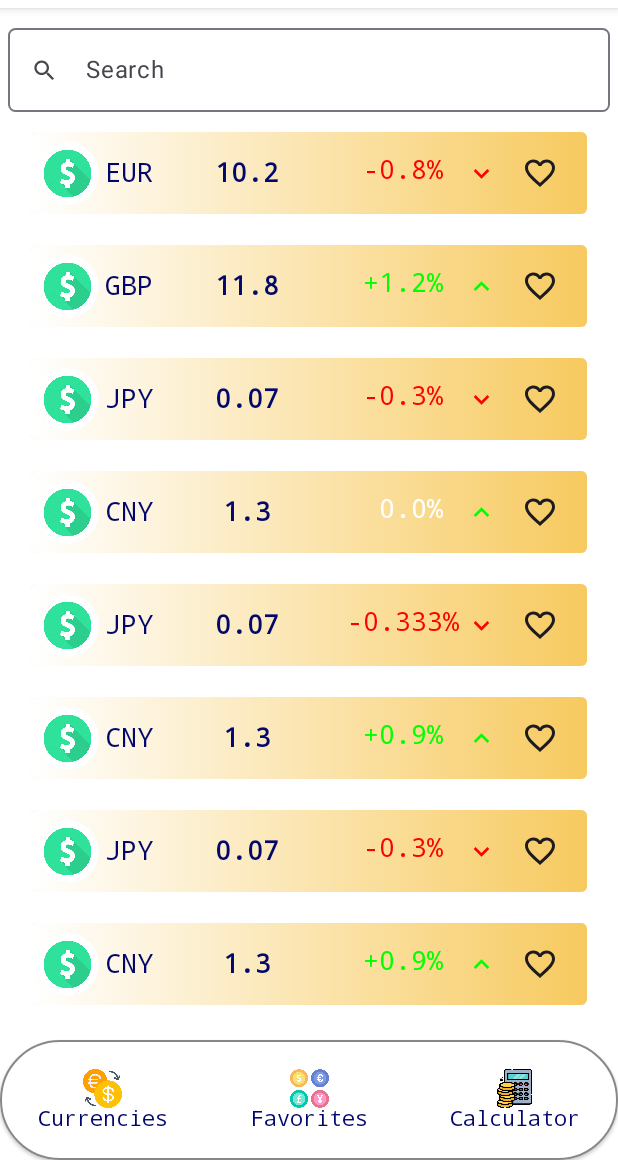
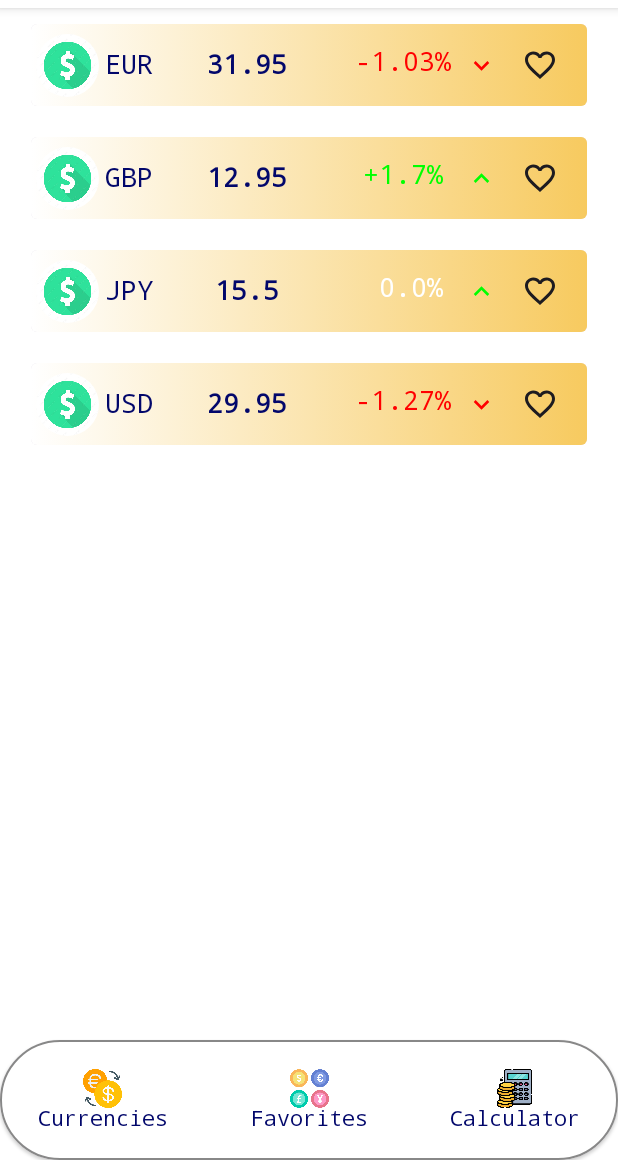
Before and after one commit to kerimsenturk5734/App-Live-Currency, an Android app built with Jetpack Compose: the screen it shows after launch (MainActivity), on a phone screen of 412 x 824 dp, the part 76-1236 px from its top. Run offline under Robolectric (Android 15) with nearby library versions, the phone set to English and light mode, and no system bars; our stand-ins replace Room's generated code, livedata-compose; libraries missing offline, so code that uses them is left out: coil.decode; pictures from the network do not load; 1 statement that could not run was skipped.

Commit message:
live currencies bound to currency card list

```diff
--- a/app/build.gradle
+++ b/app/build.gradle
@@ -83,4 +83,7 @@ dependencies {
     def room_version = "2.6.1"
     implementation "androidx.room:room-ktx:$room_version"
     kapt "androidx.room:room-compiler:$room_version"
+
+    //Live data observation
+    implementation "androidx.compose.runtime:runtime-livedata"
 }
--- a/app/src/main/java/com/example/applivecurrency/ui/components/CurrencyCard.kt
+++ b/app/src/main/java/com/example/applivecurrency/ui/components/CurrencyCard.kt
@@ -1,6 +1,5 @@
 package com.example.applivecurrency.ui.components
 
-import androidx.annotation.DrawableRes
 import androidx.compose.foundation.Image
 import androidx.compose.foundation.background
 import androidx.compose.foundation.layout.Arrangement
@@ -45,6 +44,7 @@ import androidx.compose.ui.text.withStyle
 import androidx.compose.ui.unit.dp
 import androidx.compose.ui.unit.sp
 import com.example.applivecurrency.R
+import com.example.applivecurrency.domain.model.Currency
 import com.example.applivecurrency.ui.util.backgroundColor
 import com.example.applivecurrency.ui.util.foregroundColor
 import com.example.applivecurrency.ui.util.primaryComponentColor
@@ -53,7 +53,7 @@ import com.example.applivecurrency.ui.util.primaryComponentColor
 @Composable
 fun CurrencyCard(
     modifier: Modifier = Modifier,
-    currency: CurrencyTestDto,
+    currency: Currency,
     favoriteOnClick:() -> Unit = {}){
 
     Card(
@@ -80,7 +80,8 @@ fun CurrencyCard(
                 modifier = Modifier
                     .size(42.dp)
                     .clip(CircleShape),
-                painter = painterResource(id = currency.image),
+                //TODO: change the image with currency real image by solved from url
+                painter = painterResource(id = R.drawable.dollar),
                 contentDescription = null,
                 contentScale = ContentScale.Crop)
 
@@ -183,7 +184,7 @@ fun annotateCurrencyChange(change: Double): AnnotatedString {
 @Composable
 fun CreateCurrencyCardList(
     modifier: Modifier = Modifier,
-    currencies:List<CurrencyTestDto>){
+    currencies:List<Currency>){
 
     LazyColumn(
         modifier = modifier,
@@ -199,29 +200,3 @@ fun CreateCurrencyCardList(
         }
     }
 }
-
-@Composable
-fun TestCurrencyCard(){
-    val currencies = remember {
-        listOf(
-            CurrencyTestDto(symbol = "USD", rate = 8.50, change = 0.5, image = R.drawable.dollar),
-            CurrencyTestDto(symbol = "EUR", rate = 10.20, change = -0.8, image = R.drawable.dollar),
-            CurrencyTestDto(symbol = "GBP", rate = 11.80, change = 1.2, image = R.drawable.dollar),
-            CurrencyTestDto(symbol = "JPY", rate = 0.07, change = -0.3, image = R.drawable.dollar),
-            CurrencyTestDto(symbol = "CNY", rate = 1.30, change = 0.0, image = R.drawable.dollar),
-            CurrencyTestDto(symbol = "JPY", rate = 0.07, change = -0.333, image = R.drawable.dollar),
-            CurrencyTestDto(symbol = "CNY", rate = 1.30, change = 0.9, image = R.drawable.dollar),
-            CurrencyTestDto(symbol = "JPY", rate = 0.07, change = -0.3, image = R.drawable.dollar),
-            CurrencyTestDto(symbol = "CNY", rate = 1.30, change = 0.9, image = R.drawable.dollar),
-        )
-    }
-
-    CreateCurrencyCardList(currencies = currencies)
-}
-
-data class CurrencyTestDto(
-    val symbol : String,
-    val rate : Double,
-    val change : Double,
-    @DrawableRes val image : Int
-)
--- a/app/src/main/java/com/example/applivecurrency/ui/components/tab/LiveCurrencyTab.kt
+++ b/app/src/main/java/com/example/applivecurrency/ui/components/tab/LiveCurrencyTab.kt
@@ -1,17 +1,12 @@
 package com.example.applivecurrency.ui.components.tab
 
-import SearchBar
+import android.widget.Toast
 import androidx.compose.runtime.Composable
-import androidx.compose.runtime.getValue
-import androidx.compose.runtime.mutableStateOf
-import androidx.compose.runtime.remember
-import androidx.compose.runtime.setValue
+import androidx.compose.runtime.livedata.observeAsState
 import androidx.compose.ui.platform.LocalContext
-import com.example.applivecurrency.R
 import com.example.applivecurrency.di.InstanceProvider
 import com.example.applivecurrency.domain.model.Currency
 import com.example.applivecurrency.ui.components.CreateCurrencyCardList
-import com.example.applivecurrency.ui.components.CurrencyTestDto
 import com.example.applivecurrency.viewmodel.CurrencyViewModel
 
 
@@ -41,29 +36,11 @@ fun LiveCurrencyTab(){
 
     currencyViewModel.insertListOfCurrency(currencyTestList)
 
-    val dbCurrenciesState = currencyViewModel.allCurrencies.value
-
-    val currencyList = listOf(
-        CurrencyTestDto(symbol = "EUR", rate = 10.20, change = -0.8, image = R.drawable.dollar),
-        CurrencyTestDto(symbol = "GBP", rate = 11.80, change = 1.2, image = R.drawable.dollar),
-        CurrencyTestDto(symbol = "JPY", rate = 0.07, change = -0.3, image = R.drawable.dollar),
-        CurrencyTestDto(symbol = "CNY", rate = 1.30, change = 0.0, image = R.drawable.dollar),
-        CurrencyTestDto(symbol = "JPY", rate = 0.07, change = -0.333, image = R.drawable.dollar),
-        CurrencyTestDto(symbol = "CNY", rate = 1.30, change = 0.9, image = R.drawable.dollar),
-        CurrencyTestDto(symbol = "JPY", rate = 0.07, change = -0.3, image = R.drawable.dollar),
-        CurrencyTestDto(symbol = "CNY", rate = 1.30, change = 0.9, image = R.drawable.dollar),
-    )
-
-    val currencies by remember { mutableStateOf(currencyList) }
-    var filteredCurrencies by remember { mutableStateOf(currencies) }
-
-    SearchBar(onSearch = { query ->
-        //Search process
-        filteredCurrencies = currencies.filter { currency: CurrencyTestDto ->
-            currency.symbol.contains(query, true)
-        }
-    })
+    val dbCurrenciesState = currencyViewModel.allCurrencies.observeAsState().value
 
     //Render live currencies
-    CreateCurrencyCardList(currencies = filteredCurrencies)
+    if (dbCurrenciesState != null) {
+        Toast.makeText(LocalContext.current, "Currencies Successfully Loaded", Toast.LENGTH_SHORT).show()
+        CreateCurrencyCardList(currencies = dbCurrenciesState)
+    }
 }
```
